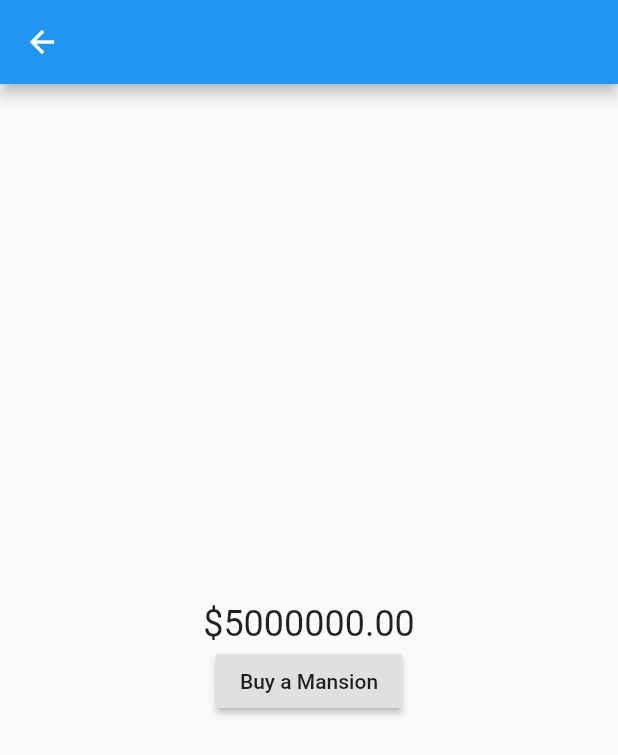
After one commit to EarlyAnt/MyFlutter, a Flutter app: the TweenDemo screen opened directly, after a tap on "Win Lottery", on a phone screen of 412 x 824 dp. The commit adds this screen. Shown: the top 755 px of the screen. Run offline on Flutter 3.47's test engine with Material 2 defaults, Android fonts, the phone set to English and light mode, and no system bars; network calls fail.

Commit message:
1.并入Tween例子。

```diff
--- a/myflutter/lib/routes/Routes.dart
+++ b/myflutter/lib/routes/Routes.dart
@@ -5,6 +5,7 @@ import 'Tabs.dart';
 import '../widgets/simple/animation/basic/AnimatedContainer.dart';
 import '../widgets/simple/animation/basic/PageRouteBuilderDemo.dart';
 import '../widgets/simple/animation/basic/AnimationControllerDemo.dart';
+import '../widgets/simple/animation/basic/TweenDemo.dart';
 
 /*----------------origin control----------------*/
 import '../widgets/simple/origin/Button.dart';
@@ -22,6 +23,7 @@ final routes = {
   '/animatedContainer': (context) => AnimatedContainerDemo(),
   '/pageRouteBuilder': (context) => PageRouteBuilderDemo(),
   '/animationController': (context) => AnimationControllerDemo(),
+  '/tween': (context) => TweenDemo(),
 };
 
 //固定写法
--- a/myflutter/lib/routes/tabs/Widgets.dart
+++ b/myflutter/lib/routes/tabs/Widgets.dart
@@ -50,7 +50,9 @@ class _WidgetsState extends State<Widgets> {
           children: <Widget>[
             this._buildRaiseButton('Animated Container', '/animatedContainer'),
             this._buildRaiseButton('PageRouteBuilder', '/pageRouteBuilder'),
-            this._buildRaiseButton('AnimationController', '/animationController')
+            this._buildRaiseButton(
+                'AnimationController', '/animationController'),
+            this._buildRaiseButton('Tween', '/tween'),
           ],
         ),
         Container(alignment: Alignment.center, child: Text('TextField')),
--- /dev/null
+++ b/myflutter/lib/widgets/simple/animation/basic/TweenDemo.dart
@@ -0,0 +1,65 @@
+import 'package:flutter/material.dart';
+
+class TweenDemo extends StatefulWidget {
+  @override
+  _TweenDemoState createState() => _TweenDemoState();
+}
+
+class _TweenDemoState extends State<TweenDemo>
+    with SingleTickerProviderStateMixin {
+  static const Duration _duration = Duration(seconds: 1);
+  static const double accountBalance = 5000000;
+  AnimationController controller;
+  Animation<double> animation;
+
+  @override
+  void initState() {
+    super.initState();
+
+    controller = AnimationController(vsync: this, duration: _duration)
+      ..addListener(() {
+        // Marks the widget tree as dirty
+        setState(() {});
+      });
+    animation = Tween(begin: 0.0, end: accountBalance).animate(controller);
+  }
+
+  @override
+  void dispose() {
+    controller.dispose();
+    super.dispose();
+  }
+
+  @override
+  Widget build(BuildContext context) {
+    return Scaffold(
+      appBar: AppBar(),
+      body: Center(
+        child: Column(
+          mainAxisSize: MainAxisSize.min,
+          children: [
+            ConstrainedBox(
+              constraints: BoxConstraints(maxWidth: 200),
+              child: Text('\$${animation.value.toStringAsFixed(2)}',
+                  style: TextStyle(fontSize: 24)),
+            ),
+            RaisedButton(
+              child: Text(
+                controller.status == AnimationStatus.completed
+                    ? 'Buy a Mansion'
+                    : 'Win Lottery',
+              ),
+              onPressed: () {
+                if (controller.status == AnimationStatus.completed) {
+                  controller.reverse();
+                } else {
+                  controller.forward();
+                }
+              },
+            )
+          ],
+        ),
+      ),
+    );
+  }
+}
```
